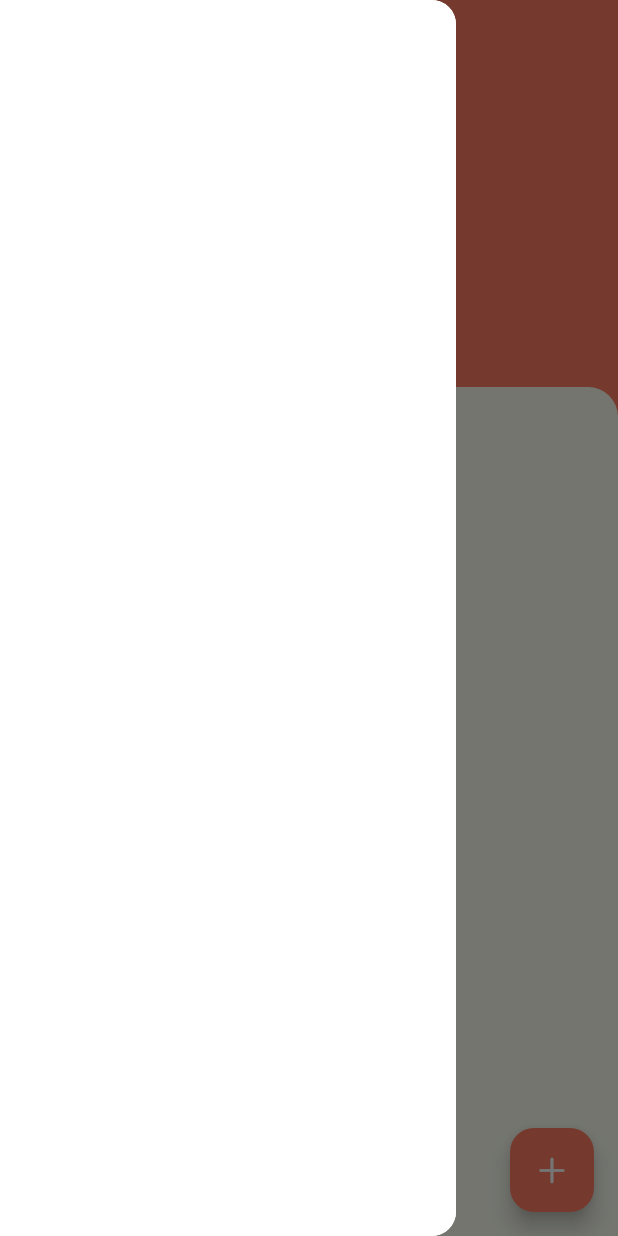
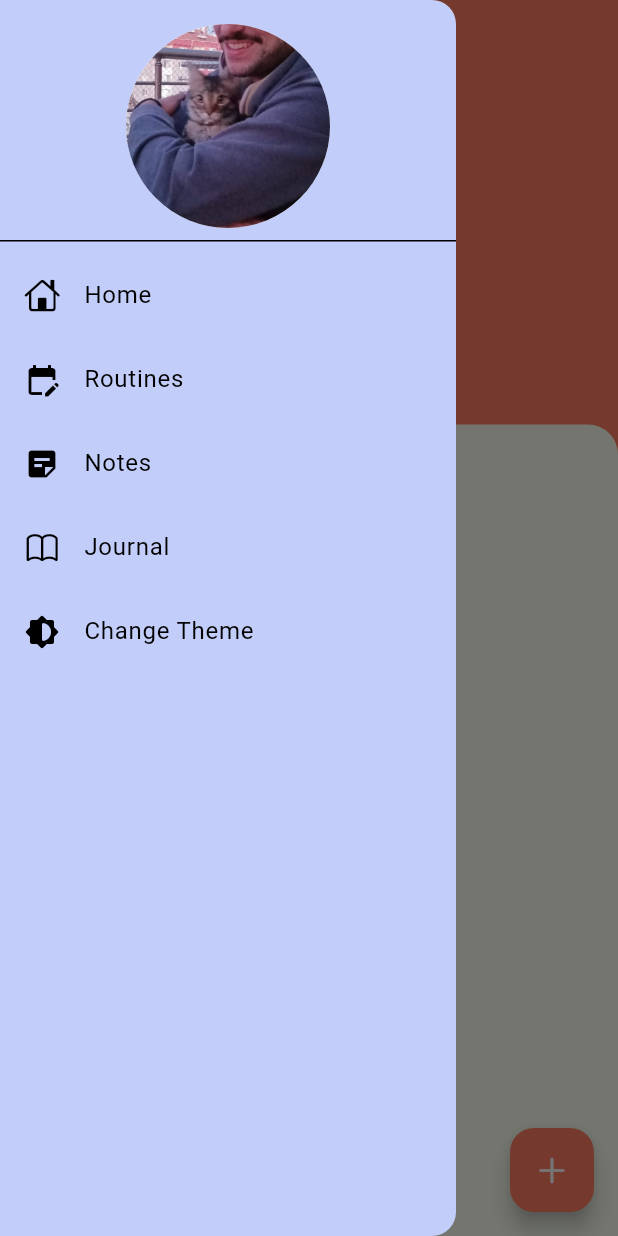
Before and after one commit to yigitalisonmez/to_do_app_flutter, a Flutter app: the screen it shows after launch, with the side drawer open, on a phone screen of 412 x 824 dp. Run offline on Flutter 3.47's test engine with Material 3 defaults, Android fonts, the light colour scheme and no system bars; our stand-ins replace cloud_firestore, firebase_core; accounts and stored records are empty.

Commit message:
add drawer and changeTheme

```diff
--- a/lib/helper/theme_constants.dart
+++ b/lib/helper/theme_constants.dart
@@ -13,7 +13,8 @@ const kCheckboxFillColorLight = Color(0xffc2cef9);
 
 const kCheckboxCheckColorDark = Colors.white;
 const kCheckboxCheckColorLight = Colors.black;
-//
+
+const kDrawerColorLight = Color(0xffc2cef9);
 
 ThemeData lightMode = ThemeData(
   brightness: Brightness.light,
@@ -25,11 +26,9 @@ ThemeData lightMode = ThemeData(
   ),
   scaffoldBackgroundColor: kScaffoldBackgroundColorLight,
 
-  ///ICON BUTTON
-  iconButtonTheme: const IconButtonThemeData(
-      style: ButtonStyle(
-          backgroundColor: MaterialStatePropertyAll<Color>(
-              kIconButtonBackgroundColorLight))),
+  ///APPBAR THEME
+  appBarTheme:
+      const AppBarTheme(backgroundColor: kScaffoldBackgroundColorLight),
 
   ///FLOATING ACTION BUTTON
   floatingActionButtonTheme: const FloatingActionButtonThemeData(
@@ -59,6 +58,9 @@ ThemeData lightMode = ThemeData(
       borderRadius: BorderRadius.circular(15.0),
     ),
   ),
+
+  ///DRAWER THEME
+  drawerTheme: DrawerThemeData(backgroundColor: kDrawerColorLight),
 );
 
 ThemeData darkMode = ThemeData(
@@ -70,13 +72,6 @@ ThemeData darkMode = ThemeData(
       secondary: Colors.grey.shade700,
       tertiary: TERTIARY_COLOR_DARK),
   scaffoldBackgroundColor: kScaffoldBackgroundColorDark,
-
-  /// ICON BUTTON
-  iconButtonTheme: const IconButtonThemeData(
-    style: ButtonStyle(
-        backgroundColor:
-            MaterialStatePropertyAll<Color>(kIconButtonBackgroundColorDark)),
-  ),
 
   ///FLOATING ACTION BUTTON
   floatingActionButtonTheme: FloatingActionButtonThemeData(
@@ -91,7 +86,7 @@ ThemeData darkMode = ThemeData(
 
   ///INPUT DECORATION
   inputDecorationTheme: InputDecorationTheme(
-    border: OutlineInputBorder(),
+    border: const OutlineInputBorder(),
     focusedBorder: OutlineInputBorder(
       borderSide: BorderSide(
         color: Colors.black,
@@ -105,4 +100,7 @@ ThemeData darkMode = ThemeData(
       borderRadius: BorderRadius.circular(15.0),
     ),
   ),
+
+  ///APP BAR THEME
+  appBarTheme: AppBarTheme(backgroundColor: kScaffoldBackgroundColorDark),
 );
--- a/lib/main.dart
+++ b/lib/main.dart
@@ -1,8 +1,9 @@
 import 'package:flutter/material.dart';
 import 'package:todoey_flutter/helper/theme_provider.dart';
 import 'package:todoey_flutter/models/task_data.dart';
+import 'package:todoey_flutter/screens/add_task_screen.dart';
 import 'firebase_options.dart';
-import 'screens/tasks_screen.dart';
+import 'screens/home_screen.dart';
 import 'package:provider/provider.dart';
 import 'package:firebase_core/firebase_core.dart';
 import 'helper/theme_constants.dart';
@@ -21,8 +22,12 @@ class MyApp extends StatelessWidget {
       create: (context) => TaskData(),
       child: MaterialApp(
         debugShowCheckedModeBanner: false,
+        initialRoute: '/',
+        routes: {
+          HomeScreen.homeScreenPath: (context) => const HomeScreen(),
+          AddTaskScreen.addTaskScreenPath: (context) => AddTaskScreen(),
+        },
         theme: Provider.of<ThemeProvider>(context).currTheme,
-        home: TasksScreen(),
       ),
     );
   }
--- a/lib/screens/add_task_screen.dart
+++ b/lib/screens/add_task_screen.dart
@@ -5,6 +5,7 @@ import 'package:todoey_flutter/models/task.dart';
 import 'package:todoey_flutter/models/task_data.dart';
 
 class AddTaskScreen extends StatelessWidget {
+  static String addTaskScreenPath = '/add-task-screen';
   String? taskTitle;
 
   @override
--- a/lib/screens/tasks_screen.dart
+++ b/lib/screens/home_screen.dart
@@ -1,20 +1,62 @@
 import 'package:flutter/cupertino.dart';
 import 'package:flutter/material.dart';
-import 'package:todoey_flutter/helper/theme_constants.dart';
 import 'package:todoey_flutter/helper/theme_provider.dart';
 import 'package:todoey_flutter/screens/add_task_screen.dart';
 import 'package:todoey_flutter/widgets/tasks_list.dart';
 import '../models/task_data.dart';
 import 'package:provider/provider.dart';
+import 'package:intl/intl.dart';
 
 part 'sub_view/custom_drawer.dart';
 
-class TasksScreen extends StatelessWidget {
-  const TasksScreen({super.key});
+class HomeScreen extends StatelessWidget {
+  static String homeScreenPath = '/';
+  const HomeScreen({super.key});
 
   @override
   Widget build(BuildContext context) {
     return Scaffold(
+      appBar: AppBar(),
+      drawer: Drawer(
+        child: Container(
+          child: ListView(
+            children: [
+              const DrawerHeader(
+                  child: CircleAvatar(
+                backgroundImage: AssetImage('assets/avatar.jpeg'),
+              )),
+              ListTile(
+                leading: Icon(CupertinoIcons.home),
+                title: Text('Home'),
+                onTap: () {
+                  /// Yanlış bir kullanım
+                  Navigator.pop(context);
+                },
+              ),
+              ListTile(
+                leading: Icon(Icons.edit_calendar),
+                title: Text('Routines'),
+              ),
+              ListTile(
+                leading: Icon(Icons.sticky_note_2),
+                title: Text('Notes'),
+              ),
+              ListTile(
+                leading: Icon(CupertinoIcons.book),
+                title: Text('Journal'),
+              ),
+              ListTile(
+                leading: Icon(Icons.brightness_6_rounded),
+                title: Text('Change Theme'),
+                onTap: () {
+                  Provider.of<ThemeProvider>(context, listen: false)
+                      .toggleTheme();
+                },
+              ),
+            ],
+          ),
+        ),
+      ),
       floatingActionButton: FloatingActionButton(
           child: const Icon(CupertinoIcons.add, color: Colors.white),
           onPressed: () {
@@ -30,21 +72,14 @@ class TasksScreen extends StatelessWidget {
             child: Column(
               crossAxisAlignment: CrossAxisAlignment.start,
               children: [
-                CircleAvatar(
-                  backgroundColor: Provider.of<ThemeProvider>(context).isDark
-                      ? kIconButtonBackgroundColorDark
-                      : kIconButtonBackgroundColorLight,
-                  radius: 30.0,
-                  child: IconButton(
-                    icon: Icon(
-                      Icons.list,
-                      size: 30.0,
-                      color: Colors.white,
-                    ),
-                    onPressed: () {
-                      /// theme değiştirme şimdlik askıya alındı
-                      //Provider.of<ThemeProvider>(context, listen: false).toggleTheme();
-                    },
+                Align(
+                  alignment: Alignment.topLeft,
+                  child: Text(
+                    '${DateFormat('EEE dd , MMM').format(DateTime.now())} ',
+                    style: TextStyle(
+                        color: Colors.white,
+                        fontSize: 20,
+                        fontWeight: FontWeight.w300),
                   ),
                 ),
                 const SizedBox(height: 10.0),
@@ -76,9 +111,6 @@ class TasksScreen extends StatelessWidget {
           ),
         ],
       ),
-      drawer: Drawer(
-        child: Drawer(),
-      ),
     );
   }
 }
--- a/lib/screens/sub_view/custom_drawer.dart
+++ b/lib/screens/sub_view/custom_drawer.dart
@@ -1,4 +1,4 @@
-part of '../tasks_screen.dart';
+part of '../home_screen.dart';
 
 Drawer _getDrawer() {
   return Drawer();
--- a/pubspec.yaml
+++ b/pubspec.yaml
@@ -29,6 +29,7 @@ dev_dependencies:
   provider: ^6.1.1
   flutter_animate: ^4.4.0
   modal_progress_hud_nsn: ^0.4.0
+  intl: ^0.17.0
 
   # Databases
   cloud_firestore: ^4.14.0
@@ -38,3 +39,6 @@ dev_dependencies:
 flutter:
 
   uses-material-design: true
+
+  assets:
+    - assets/avatar.jpeg
```
Also changed, not shown: assets/avatar.jpeg (added), pubspec.lock.
